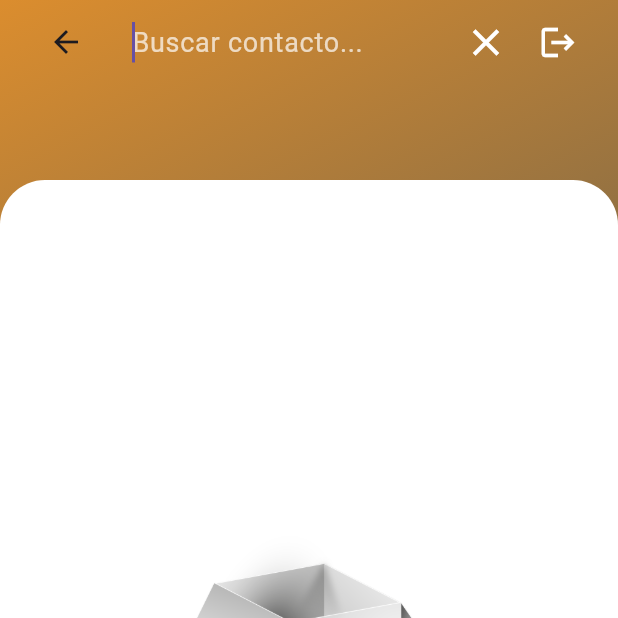
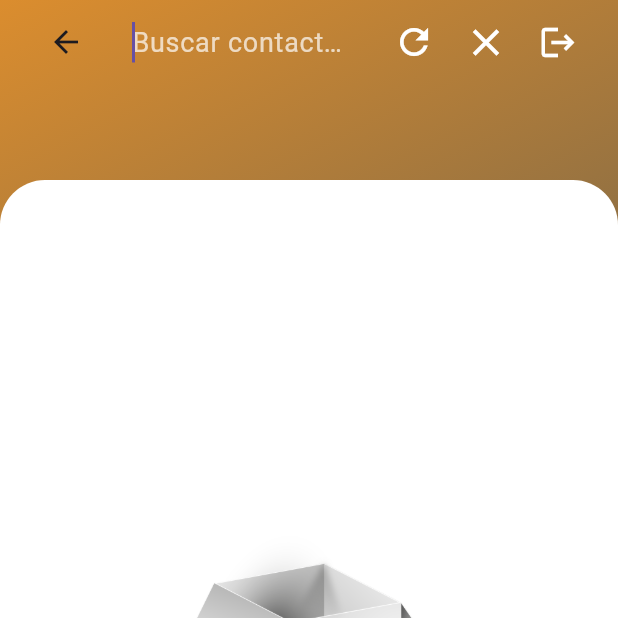
Before and after one commit to Dante-Patroni/agenda-contactos-persistencia, a Flutter app: the ListadoContactos screen opened by its route, after a tap on the "search" icon, on a phone screen of 412 x 824 dp, the top half of it. Run offline on Flutter 3.47's test engine with Material 3 defaults, Android fonts, the phone set to English and light mode, and no system bars; our stand-ins replace dio, shared_preferences, sqflite, sqflite_common_ffi; accounts and stored records are empty; network calls fail.

Commit message:
feat: implementar sincronización offline-first de contactos y corregir bugs

```diff
--- a/lib/database/contacto_db_helper.dart
+++ b/lib/database/contacto_db_helper.dart
@@ -17,7 +17,7 @@ class ContactoDBHelper {
 
   static Database? _db;//conexión guardada en memoria
   static const String _dbName = 'contactos.db';//nombre del archivo SQLite
-  static const int _dbVersion = 1;
+  static const int _dbVersion = 2;
   static const String _tableName = 'contactos';/*/ nombre de la tabla principal */
 
   // --- Obtener la base de datos ---
@@ -37,7 +37,10 @@ class ContactoDBHelper {
       version: _dbVersion,
       onCreate: _createSchema,//Si no existe la creo
       onUpgrade: (db, oldVersion, newVersion) async {
-        // Lugar para migraciones controladas de esquema (ALTER TABLE, índices, etc.).
+        if (oldVersion < 2) {
+          // Migración a versión 2: añadir columna is_sync
+          await db.execute('ALTER TABLE $_tableName ADD COLUMN is_sync INTEGER DEFAULT 1;');
+        }
       },
     );
   }
@@ -54,7 +57,8 @@ class ContactoDBHelper {
         telefono TEXT NOT NULL,
         email TEXT NOT NULL,
         direccion TEXT NOT NULL,
-        genero TEXT NOT NULL
+        genero TEXT NOT NULL,
+        is_sync INTEGER DEFAULT 1
       );
     ''');
 
@@ -95,6 +99,17 @@ class ContactoDBHelper {
 
   return rows.map((m) => Contacto.fromMap(m)).toList(growable: false);
 }
+
+  // PENDIENTES DE SINCRONIZACIÓN
+  /// Retorna los contactos que fueron creados offline y no han sido sincronizados
+  Future<List<Contacto>> getContactosPendientes() async {
+    final db = await database;
+    final rows = await db.query(
+      _tableName,
+      where: 'is_sync = 0',
+    );
+    return rows.map((m) => Contacto.fromMap(m)).toList(growable: false);
+  }
 
   // GET BY ID
   /// Retorna un `Contacto` por id o `null` si no existe.
--- a/lib/models/contacto.dart
+++ b/lib/models/contacto.dart
@@ -11,6 +11,7 @@ class Contacto {
   String email;
   String direccion;
   String genero;
+  int isSync; // 0 = pendiente, 1 = sincronizado
 
   /// Crea un contacto nuevo o reconstruye uno existente.
   ///
@@ -23,6 +24,7 @@ class Contacto {
     required this.email,
     required this.direccion,
     required this.genero,
+    this.isSync = 1, // Por defecto asumimos que está sincronizado
   });
 
   /// Serializa el contacto a `Map<String, dynamic>` para SQLite.
@@ -34,6 +36,7 @@ class Contacto {
     'email': email,
     'direccion': direccion,
     'genero': genero,
+    'is_sync': isSync,
   };
 
   /// Deserializa desde un mapa (fila de SQLite) a entidad `Contacto`.
@@ -45,6 +48,7 @@ class Contacto {
     email: map['email'],
     direccion: map['direccion'],
     genero: map['genero'],
+    isSync: map['is_sync'] ?? 1,
   );
 
   /// Retorna una copia inmutable del contacto modificando los campos indicados.
@@ -56,6 +60,7 @@ class Contacto {
     String? email,
     String? direccion,
     String? genero,
+    int? isSync,
   }) => Contacto(
     id: id ?? this.id,
     nombre: nombre ?? this.nombre,
@@ -64,6 +69,7 @@ class Contacto {
     email: email ?? this.email,
     direccion: direccion ?? this.direccion,
     genero: genero ?? this.genero,
+    isSync: isSync ?? this.isSync,
   );
 
   @override
--- a/lib/pages/listado_contactos.dart
+++ b/lib/pages/listado_contactos.dart
@@ -141,6 +141,18 @@ class _ListadoContactosState extends State<ListadoContactos> {
 
             // --- Botones de acciones: buscar (toggle) y logout ---
             actions: [
+              // Botón de sincronizar/refrescar
+              IconButton(
+                icon: const Icon(Icons.refresh, color: Colors.white, size: 28.0),
+                tooltip: "Sincronizar / Refrescar",
+                onPressed: () {
+                  context.read<ContactoProvider>().refreshContactos();
+                  ScaffoldMessenger.of(context).showSnackBar(
+                    const SnackBar(content: Text("Sincronizando...")),
+                  );
+                },
+              ),
+
               IconButton(
                 icon: Icon(
                   _buscando ? Icons.close : Icons.search,
--- a/lib/providers/contacto_provider.dart
+++ b/lib/providers/contacto_provider.dart
@@ -24,6 +24,11 @@ class ContactoProvider extends ChangeNotifier {
     _loadContactos();
   }
 
+  /// Fuerza una recarga y sincronización manual desde la UI
+  Future<void> refreshContactos() async {
+    await _loadContactos();
+  }
+
  /// Carga y sincroniza la lista de contactos implementando una estrategia de caché local.
   ///
   /// El flujo operativo prioritario intenta consumir los datos más recientes desde el
@@ -42,6 +47,23 @@ class ContactoProvider extends ChangeNotifier {
     notifyListeners();
 
     try {
+      // 🔥 Sincronizar pendientes primero
+      final pendientes = await _dbHelper.getContactosPendientes();
+      for (var pendiente in pendientes) {
+        // Quitamos el ID local de SQLite para que la API asigne uno nuevo
+        final contactoParaApi = Contacto(
+          nombre: pendiente.nombre,
+          apellido: pendiente.apellido,
+          telefono: pendiente.telefono,
+          email: pendiente.email,
+          direccion: pendiente.direccion,
+          genero: pendiente.genero,
+          isSync: 1,
+        );
+        await _apiService.crearContacto(contactoParaApi);
+        debugPrint("✅ Sincronizado contacto offline: \${pendiente.nombre}");
+      }
+
       // 🔥 Intentar API: Petición HTTP al servidor remoto para obtener datos en tiempo real
       final data = await _apiService.obtenerContactos();
 
@@ -108,6 +130,7 @@ class ContactoProvider extends ChangeNotifier {
 
       // 🔥 Fallback offline: Si el servidor falla o no hay red, se prioriza la experiencia de usuario
       // persistiendo el registro localmente para una futura sincronización.
+      contacto.isSync = 0; // Marcar como pendiente de sincronización
       await _dbHelper.insertContacto(contacto);
 
       // Refresca la lista local en memoria para que el usuario visualice el contacto recién creado
--- a/lib/providers/login_provider.dart
+++ b/lib/providers/login_provider.dart
@@ -84,6 +84,7 @@ Future<bool> login(String email, String password) async {
   Future<void> logout() async {
     final prefs = await SharedPreferences.getInstance();
     await prefs.remove('user_email');
+    await prefs.remove('jwt_token');
     await prefs.setBool('is_logged_in', false);
 
     _isLoggedIn = false;
```
Also changed, not shown: lib/services/contacto_api_service.dart (+6 -6 lines), 1 other file.
